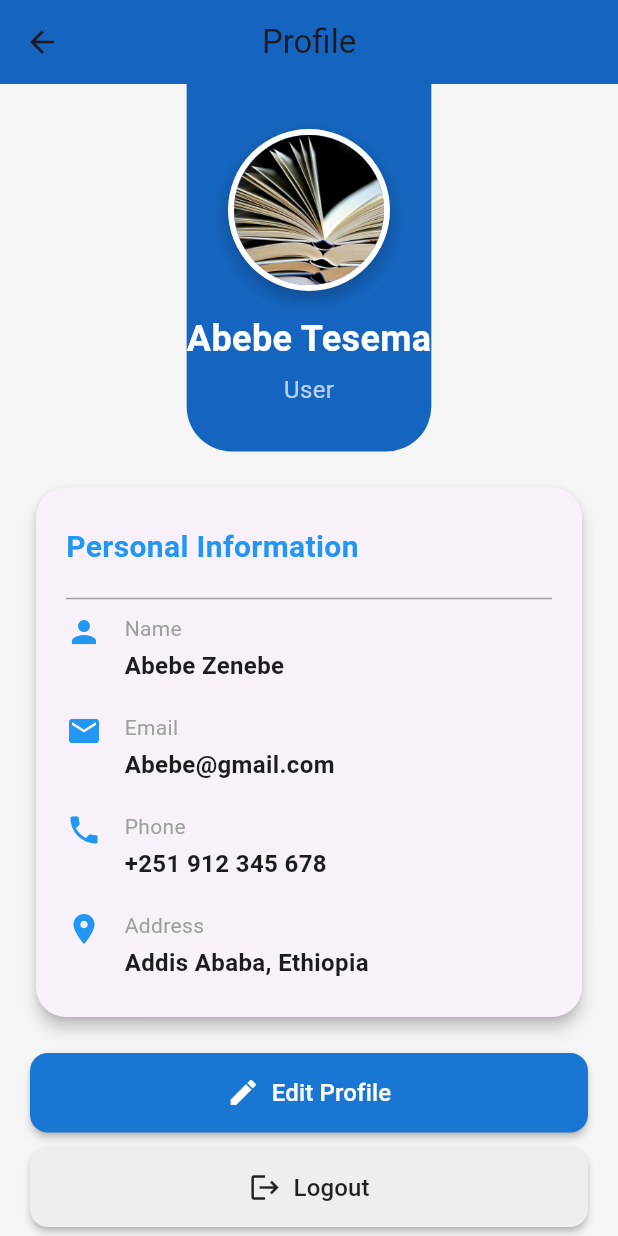
After one commit to nahom-zenebe/Book-store-app, a Flutter app: the ProfilePage screen opened directly, on a phone screen of 412 x 824 dp. The commit adds this screen. Run offline on Flutter 3.47's test engine with Material 3 defaults, Android fonts, the phone set to English and light mode, and no system bars; our stand-ins replace bloc, equatable, flutter_bloc, fluttertoast; network calls fail.

Commit message:
creating a profile page

```diff
--- a/book_store_app/lib/Features/Book/data/Bookdatasource.dart
+++ b/book_store_app/lib/Features/Book/data/Bookdatasource.dart
@@ -104,7 +104,8 @@ final List<dynamic> data = jsonDecode(response.body);
   @override
 
 Future<List<Bookentities>> searchBooks(String bookInfo) async {
-  final response = await http.get(Uri.parse('$baseUrl/searchbooks/?bookinfo=$bookInfo'));
+
+  final response = await http.get(Uri.parse('$baseUrl/books/searchbooks/?bookinfo=$bookInfo'));
 
   if (response.statusCode == 200) {
     final List decoded = jsonDecode(response.body);
@@ -113,6 +114,7 @@ Future<List<Bookentities>> searchBooks(String bookInfo) async {
     throw Exception('Failed to search books');
   }
 }
+
 
 
 
--- a/book_store_app/lib/pages/Homepage.dart
+++ b/book_store_app/lib/pages/Homepage.dart
@@ -1,6 +1,7 @@
 import 'dart:async';
 import 'package:book_store_app/Features/Book/presentation/Cartbloc.dart';
 import 'package:book_store_app/Features/Book/presentation/Cartevent.dart';
+import 'package:book_store_app/pages/Profilepage.dart';
 import 'package:flutter/material.dart';
 import 'package:flutter_bloc/flutter_bloc.dart';
 import 'package:book_store_app/Features/Book/presentation/Bookbloc.dart';
@@ -36,7 +37,6 @@ class _HomepageState extends State<Homepage> {
     super.dispose();
   }
 
-  // Debounce the search input to prevent excessive events
   void handleSearch(String query) {
     if (_debounce?.isActive ?? false) _debounce?.cancel();
     _debounce = Timer(const Duration(milliseconds: 500), () {
@@ -82,10 +82,29 @@ class _HomepageState extends State<Homepage> {
                     context, MaterialPageRoute(builder: (_) => Cartpage()));
               },
             ),
-            Divider(height: 2, color: Colors.black),
+            ListTile(
+              leading: Icon(Icons.person),
+              title: Text("Profile"),
+              onTap: () {
+                Navigator.push(context,
+                    MaterialPageRoute(builder: (context) => ProfilePage()));
+              },
+            ),
             ListTile(
               leading: Icon(Icons.save),
               title: Text("Saved"),
+              onTap: () {},
+            ),
+            SizedBox(
+              height: 90,
+            ),
+            Divider(height: 2, color: Colors.black),
+            SizedBox(
+              height: 5,
+            ),
+            ListTile(
+              leading: Icon(Icons.logout),
+              title: Text("Logout"),
               onTap: () {},
             ),
           ],
--- /dev/null
+++ b/book_store_app/lib/pages/Profilepage.dart
@@ -0,0 +1,217 @@
+import 'package:flutter/material.dart';
+
+class ProfilePage extends StatefulWidget {
+  const ProfilePage({super.key});
+
+  @override
+  State<ProfilePage> createState() => _ProfilePageState();
+}
+
+class _ProfilePageState extends State<ProfilePage> {
+  @override
+  Widget build(BuildContext context) {
+    return Scaffold(
+      backgroundColor: Colors.grey[100],
+      appBar: AppBar(
+        title: const Text('Profile'),
+        centerTitle: true,
+        elevation: 0,
+        backgroundColor: Colors.blue[800],
+      ),
+      body: SingleChildScrollView(
+        child: Column(
+          children: [
+            // Profile Header Section
+            Container(
+              padding: const EdgeInsets.symmetric(vertical: 30),
+              decoration: BoxDecoration(
+                color: Colors.blue[800],
+                borderRadius: const BorderRadius.only(
+                  bottomLeft: Radius.circular(30),
+                  bottomRight: Radius.circular(30),
+                ),
+              ),
+              child: Column(
+                children: [
+                  // Profile Picture
+                  Container(
+                    decoration: BoxDecoration(
+                      shape: BoxShape.circle,
+                      border: Border.all(
+                        color: Colors.white,
+                        width: 4,
+                      ),
+                      boxShadow: [
+                        BoxShadow(
+                          color: Colors.black26,
+                          blurRadius: 10,
+                          offset: const Offset(0, 5),
+                        ),
+                      ],
+                    ),
+                    child: CircleAvatar(
+                      radius: 50,
+                      backgroundImage: AssetImage("assets/books.jpg"),
+                    ),
+                  ),
+                  const SizedBox(height: 15),
+                  const Text(
+                    "Abebe Tesema",
+                    style: TextStyle(
+                      fontSize: 24,
+                      fontWeight: FontWeight.bold,
+                      color: Colors.white,
+                    ),
+                  ),
+                  const SizedBox(height: 5),
+                  const Text(
+                    "User",
+                    style: TextStyle(
+                      fontSize: 16,
+                      color: Colors.white70,
+                    ),
+                  ),
+                ],
+              ),
+            ),
+
+            // Personal Info Section
+            Padding(
+              padding: const EdgeInsets.all(20),
+              child: Card(
+                elevation: 4,
+                shape: RoundedRectangleBorder(
+                  borderRadius: BorderRadius.circular(20),
+                ),
+                child: Padding(
+                  padding: const EdgeInsets.symmetric(vertical: 25, horizontal: 20),
+                  child: Column(
+                    crossAxisAlignment: CrossAxisAlignment.start,
+                    children: [
+                      const Text(
+                        "Personal Information",
+                        style: TextStyle(
+                          fontSize: 20,
+                          fontWeight: FontWeight.bold,
+                          color: Colors.blue,
+                        ),
+                      ),
+                      const SizedBox(height: 10),
+                      const Divider(height: 20, color: Colors.grey),
+                      _buildInfoRow(Icons.person, "Name", "Abebe Zenebe"),
+                      const SizedBox(height: 20),
+                      _buildInfoRow(Icons.email, "Email", "Abebe@gmail.com"),
+                      const SizedBox(height: 20),
+                      _buildInfoRow(Icons.phone, "Phone", "+251 912 345 678"),
+                      const SizedBox(height: 20),
+                      _buildInfoRow(Icons.location_on, "Address", "Addis Ababa, Ethiopia"),
+                    ],
+                  ),
+                ),
+              ),
+            ),
+
+            // Action Buttons
+            Padding(
+              padding: const EdgeInsets.symmetric(horizontal: 20),
+              child: Column(
+                children: [
+                  _buildButton(
+                    icon: Icons.edit,
+                    text: "Edit Profile",
+                    backgroundColor: Colors.blue[700],
+                    textColor: Colors.white,
+                    onPressed: () {},
+                  ),
+                  const SizedBox(height: 10),
+                  _buildButton(
+                    icon: Icons.logout,
+                    text: "Logout",
+                    backgroundColor: Colors.grey[200],
+                    textColor: Colors.black87,
+                    onPressed: () {},
+                  ),
+                  const SizedBox(height: 10),
+                  _buildButton(
+                    icon: Icons.delete,
+                    text: "Delete Account",
+                    backgroundColor: Colors.grey[100],
+                    textColor: Colors.red,
+                    borderColor: Colors.red,
+                    onPressed: () {},
+                  ),
+                ],
+              ),
+            ),
+            const SizedBox(height: 20),
+          ],
+        ),
+      ),
+    );
+  }
+
+  Widget _buildInfoRow(IconData icon, String title, String value) {
+    return Row(
+      crossAxisAlignment: CrossAxisAlignment.start,
+      children: [
+        Icon(icon, size: 24, color: Colors.blue),
+        const SizedBox(width: 15),
+        Expanded(
+          child: Column(
+            crossAxisAlignment: CrossAxisAlignment.start,
+            children: [
+              Text(
+                title,
+                style: const TextStyle(
+                  fontSize: 14,
+                  color: Colors.grey,
+                ),
+              ),
+              const SizedBox(height: 3),
+              Text(
+                value,
+                style: const TextStyle(
+                  fontSize: 16,
+                  fontWeight: FontWeight.w600,
+                ),
+              ),
+            ],
+          ),
+        ),
+      ],
+    );
+  }
+
+  Widget _buildButton({
+    required IconData icon,
+    required String text,
+    required Color? backgroundColor,
+    required Color textColor,
+    Color? borderColor,
+    required VoidCallback onPressed,
+  }) {
+    return SizedBox(
+      width: double.infinity,
+      child: ElevatedButton.icon(
+        icon: Icon(icon, size: 22, color: textColor),
+        label: Text(
+          text,
+          style: TextStyle(
+            color: textColor,
+            fontSize: 16,
+          ),
+        ),
+        style: ElevatedButton.styleFrom(
+          backgroundColor: backgroundColor,
+          padding: const EdgeInsets.symmetric(vertical: 15),
+          shape: RoundedRectangleBorder(
+            borderRadius: BorderRadius.circular(12),
+            side: borderColor != null ? BorderSide(color: borderColor) : BorderSide.none,
+          ),
+          elevation: borderColor != null ? 0 : 2,
+        ),
+        onPressed: onPressed,
+      ),
+    );
+  }
+}
```
Also changed, not shown: 2 other files.
